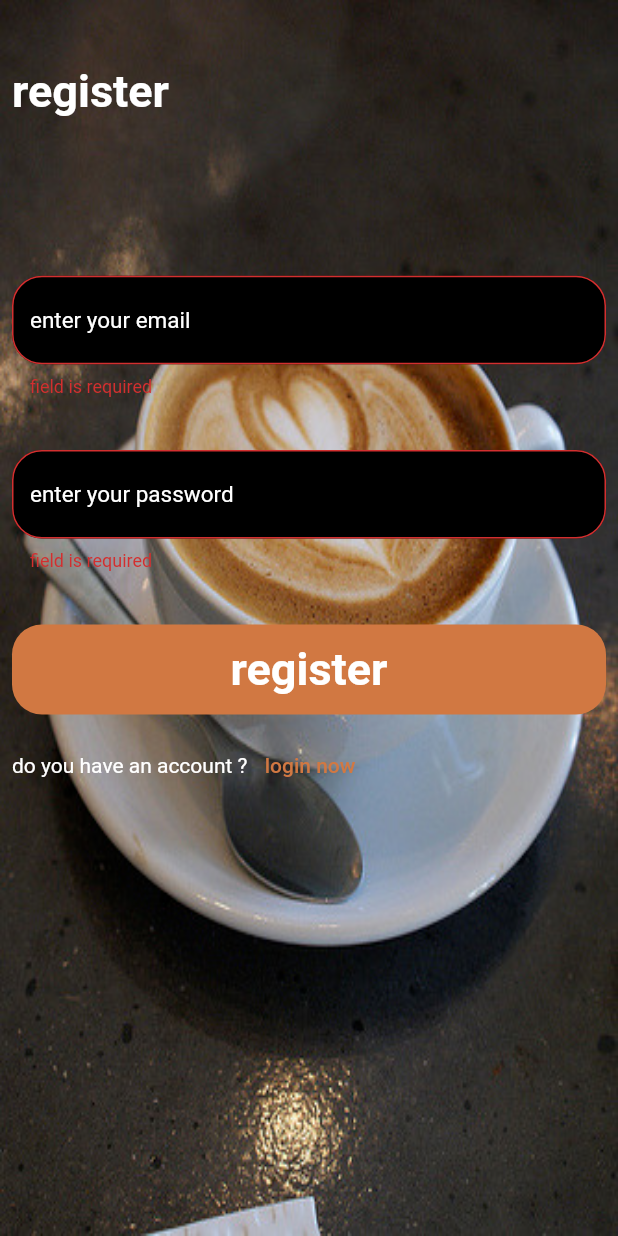
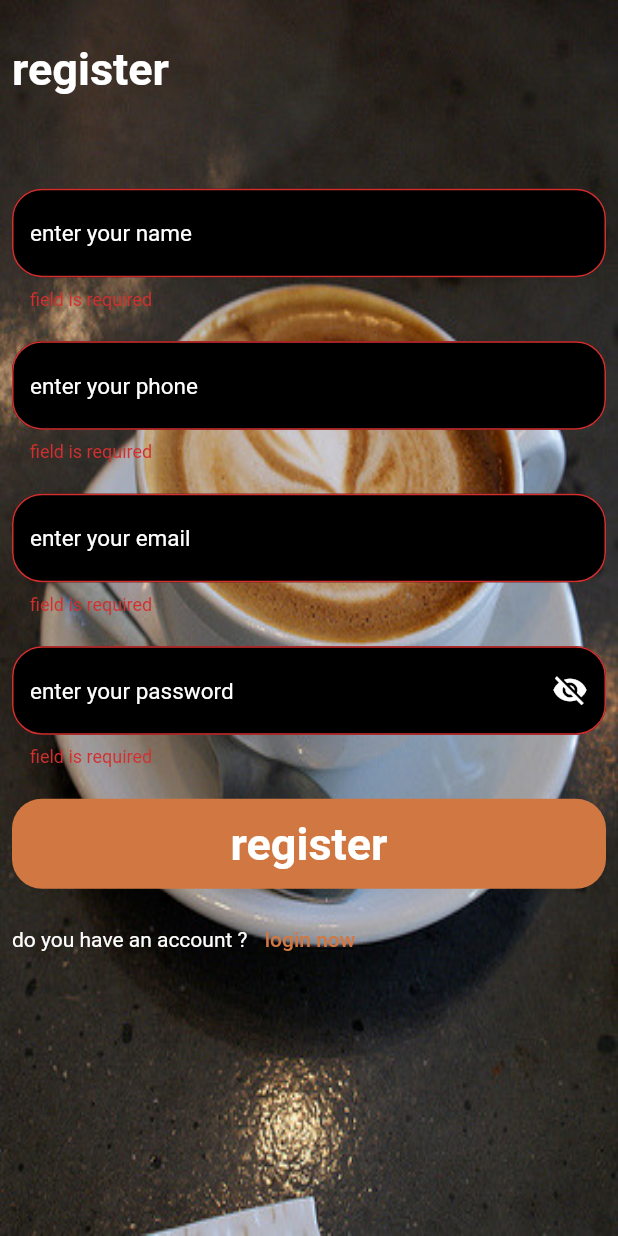
Before and after one commit to rokaia-ahmed/coffee_app, a Flutter app: the RegisterScreen screen opened directly, after a tap on "register", on a phone screen of 412 x 824 dp. Run offline on Flutter 3.47's test engine with Material 2 defaults, Android fonts, the light colour scheme and no system bars; our stand-ins replace buildcondition, cloud_firestore, firebase_auth, firebase_core, flutter_bloc, fluttertoast and 2 more; accounts and stored records are empty; network calls fail.

Commit message:
six commit

```diff
--- a/lib/components/text_form_feild.dart
+++ b/lib/components/text_form_feild.dart
@@ -3,12 +3,13 @@ import 'package:flutter/material.dart';
 class CustomTextFormField extends StatelessWidget {
 
   CustomTextFormField({this.onChange, required  this.hintText,
-  this.obscureText= false,this.controller});
+  this.obscureText= false,this.controller,this.icon});
 
-Function (String) ? onChange ;
+final Function (String) ? onChange ;
 final String ? hintText;
-bool? obscureText;
- TextEditingController? controller ;
+final bool? obscureText;
+final Widget? icon ;
+final TextEditingController? controller ;
 
   @override
   Widget build(BuildContext context) {
@@ -22,9 +23,11 @@ bool? obscureText;
           if(data!.isEmpty){
           return 'field is required';
            }
+          return null ;
         },
           onChanged:onChange ,
           decoration: InputDecoration(
+          suffixIcon: icon,
           enabledBorder: OutlineInputBorder(
     borderRadius: BorderRadius.circular(20.0),
     borderSide: BorderSide(
--- a/lib/favorite/favorite.dart
+++ b/lib/favorite/favorite.dart
@@ -21,7 +21,7 @@ class Favorite extends StatelessWidget {
           child: Padding(
             padding: const EdgeInsets.all(10.0),
             child: BuildCondition(
-              condition: (ProductCubit.get(context).favorite.isNotEmpty),
+              condition:(ProductCubit.get(context).favorite != null) && (ProductCubit.get(context).favorite.isNotEmpty),
               builder: (context) {
                 return ListView.separated(
                   shrinkWrap: true,
@@ -163,7 +163,7 @@ class Favorite extends StatelessWidget {
                       ),
                       Icon(Icons.favorite,
                         color: Color(0xffd17842)  ,
-                        size: 80,
+                        size: 100,
                       ),
                     ],
                   )
--- a/lib/home_page/cubit/states.dart
+++ b/lib/home_page/cubit/states.dart
@@ -39,3 +39,4 @@ class GetFavoriteDatabaseState extends ProductStates {}
 class UpdateFavoriteDatabaseState extends ProductStates {}
 
 class SearchState extends ProductStates {}
+class ChangePriceState extends ProductStates {}
--- a/lib/login/cubit/cubit.dart
+++ b/lib/login/cubit/cubit.dart
@@ -9,6 +9,7 @@ class LoginCubit extends Cubit<LoginStates>{
   static LoginCubit get(context) => BlocProvider.of(context);
 
   void login({required String email , required String password}){
+    emit(LoadingLoginState());
     final FirebaseAuth _firebaseAuth = FirebaseAuth.instance ;
     _firebaseAuth.signInWithEmailAndPassword(
         email: email,
--- /dev/null
+++ b/lib/model/user.dart
@@ -0,0 +1,34 @@
+class UserModel{
+  late String email ;
+  late String name ;
+  late String phone ;
+  late String image ;
+  late String id ;
+
+  UserModel({
+    required this.email,
+    required this.name,
+    required this.phone,
+    required this.image,
+    required this.id,
+  });
+
+  factory UserModel.fromJson(Map<String,dynamic> json){
+    return UserModel(
+      email: json['email'],
+      name: json['name'],
+      phone: json['phone'],
+      image: json['image'],
+      id: json['id'],
+    );
+  }
+  Map<String,dynamic> toMap(){
+    return {
+      'id': id ,
+      'name':name ,
+      'email':email ,
+      'phone':phone ,
+      'image':image,
+    };
+  }
+}
--- a/lib/register/cubit/cubit.dart
+++ b/lib/register/cubit/cubit.dart
@@ -1,3 +1,5 @@
+import 'package:cloud_firestore/cloud_firestore.dart';
+import 'package:coffee_shop/model/user.dart';
 import 'package:coffee_shop/register/cubit/states.dart';
 import 'package:firebase_auth/firebase_auth.dart';
 import 'package:flutter_bloc/flutter_bloc.dart';
@@ -7,12 +9,22 @@ class RegisterCubit extends Cubit<RegisterStates>{
 
   static RegisterCubit get(context) => BlocProvider.of(context);
 
-  void register({required String email , required String password}){
+
+  void register({required String email , required String password,
+    required String name , required phone}
+      ){
+    emit(LoadingRegisterState());
     final FirebaseAuth _firebaseAuth = FirebaseAuth.instance ;
     _firebaseAuth.createUserWithEmailAndPassword(
       email: email,
       password: password,
     ).then((value){
+      createUser(
+        id:value.user!.uid ,
+        name:name ,
+        phone:phone ,
+        email:email ,
+      );
       print(value.user!.email);
       emit(SuccessRegisterState(value.user!.uid));
     }
@@ -22,4 +34,26 @@ class RegisterCubit extends Cubit<RegisterStates>{
 
   }
 
+  void createUser({
+   required name,
+    required email,
+    required id ,
+    required phone ,
+}){
+    UserModel model = UserModel(
+      id:id ,
+      name:name ,
+      phone: phone,
+      email:email ,
+      image: '',
+    );
+    emit(LoadingCreateUserState());
+   FirebaseFirestore.instance.collection('users').doc(id).set(model.toMap())
+       .then((value){
+       emit(SuccessCreateUserState());
+   }).catchError((error){
+     emit(ErrorCreateUserState(error.toString()));
+   });
+  }
+
 }
--- a/lib/register/cubit/states.dart
+++ b/lib/register/cubit/states.dart
@@ -10,3 +10,9 @@ class ErrorRegisterState extends RegisterStates{
   final String error ;
   ErrorRegisterState(this.error);
 }
+class LoadingCreateUserState extends RegisterStates{}
+class SuccessCreateUserState extends RegisterStates{}
+class ErrorCreateUserState extends RegisterStates{
+  final String error ;
+  ErrorCreateUserState(this.error);
+}
--- a/lib/register/register_screen.dart
+++ b/lib/register/register_screen.dart
@@ -18,12 +18,12 @@ class _RegisterScreenState extends State<RegisterScreen> {
   final GlobalKey<FormState> formKey = GlobalKey<FormState>();
   var emailController = TextEditingController();
   var passwordController = TextEditingController();
-
+  var nameController = TextEditingController();
+  var phoneController = TextEditingController();
+  bool isSecure = true ;
   @override
   Widget build(BuildContext context) {
-    return BlocProvider(
-      create: (BuildContext context)=> RegisterCubit(InitialRegisterState()),
-      child: BlocConsumer<RegisterCubit,RegisterStates>(
+    return BlocConsumer<RegisterCubit,RegisterStates>(
       listener: (context,state){
         if(state is SuccessRegisterState){
           CaChHelper.saveData(key: 'id', value:state.id)
@@ -76,6 +76,20 @@ class _RegisterScreenState extends State<RegisterScreen> {
                           flex: 3,
                         ),
                         CustomTextFormField(
+                          hintText: 'enter your name',
+                         controller: nameController,
+                        ),
+                        Spacer(
+                          flex: 1,
+                        ),
+                        CustomTextFormField(
+                          hintText: 'enter your phone',
+                           controller: phoneController,
+                        ),
+                        Spacer(
+                          flex: 1,
+                        ),
+                        CustomTextFormField(
                           hintText: 'enter your email',
                           controller: emailController ,
                         ),
@@ -83,8 +97,20 @@ class _RegisterScreenState extends State<RegisterScreen> {
                           flex: 1,
                         ),
                         CustomTextFormField(
+                          obscureText: isSecure,
                           hintText: 'enter your password',
                           controller: passwordController,
+                          icon: IconButton(
+                            onPressed:(){
+                              setState(() {
+                                isSecure =! isSecure ;
+                              });
+                            } ,
+                            icon: Icon(
+                                (isSecure)? Icons.visibility_off : Icons.visibility,
+                              color: Colors.white,
+                            ),
+                          ),
                         ),
                         Spacer(
                           flex: 1,
@@ -98,10 +124,11 @@ class _RegisterScreenState extends State<RegisterScreen> {
                             onPressed: (){
                               if(formKey.currentState!.validate()){
                                 RegisterCubit.get(context).register(
+                                  phone:phoneController.text ,
+                                  name: nameController.text,
                                   email: emailController.text,
                                   password: passwordController.text,
                                 );
-
                               }
                             },
                             minWidth: double.infinity,
@@ -137,6 +164,12 @@ class _RegisterScreenState extends State<RegisterScreen> {
                             ),
                           ],
                         ),
+                        if(state is LoadingRegisterState)
+                          Center(
+                            child: CircularProgressIndicator(
+                              color: Colors.white,
+                            ),
+                          ),
                         Spacer(
                           flex: 8,
                         ),
@@ -149,7 +182,6 @@ class _RegisterScreenState extends State<RegisterScreen> {
           ) ,
         );
       },
-      ),
     );
   }
 }
```
Also changed, not shown: lib/bag/bag.dart (+3 -5 lines), lib/home_page/change_Size_coffee.dart (+12 -24 lines), lib/home_page/coffee_details_page.dart (+24 -5 lines), lib/home_page/cubit/cubit.dart (+14 -4 lines), lib/home_page/home_page.dart (+9 -1 lines), lib/login/login_screen.dart (+21 -3 lines), lib/main.dart (+7 -2 lines), lib/profile/profile.dart (added, +168 -0 lines), images/cart.png (added), images/default.png (added). Lines whose indentation alone changed are shown as unchanged.
